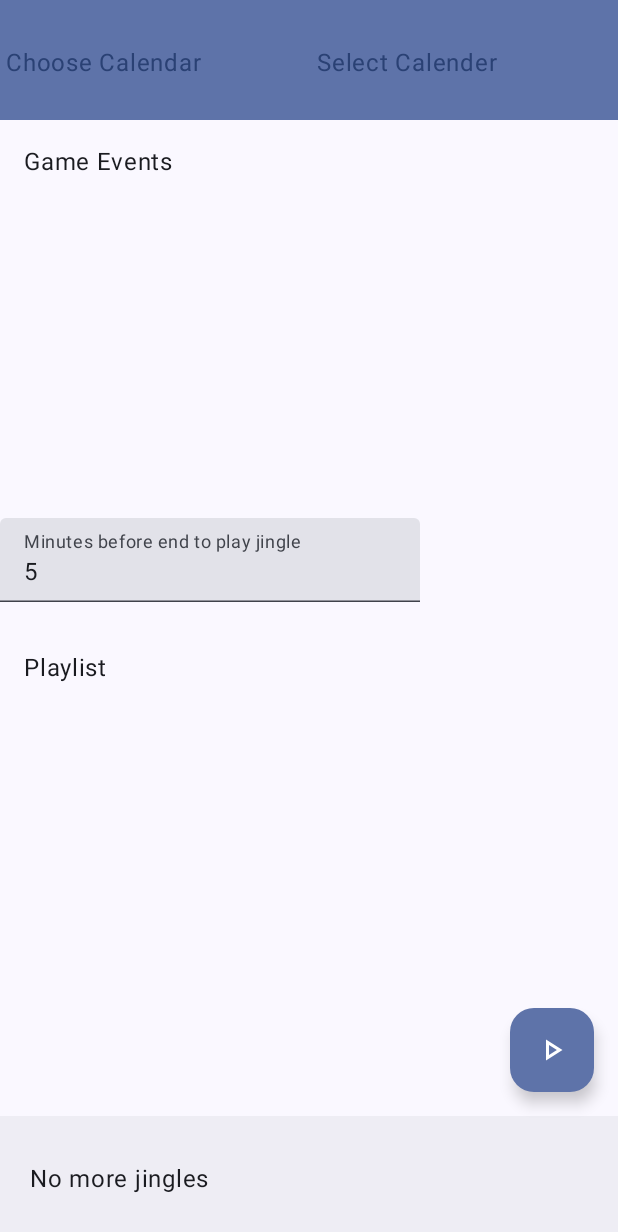
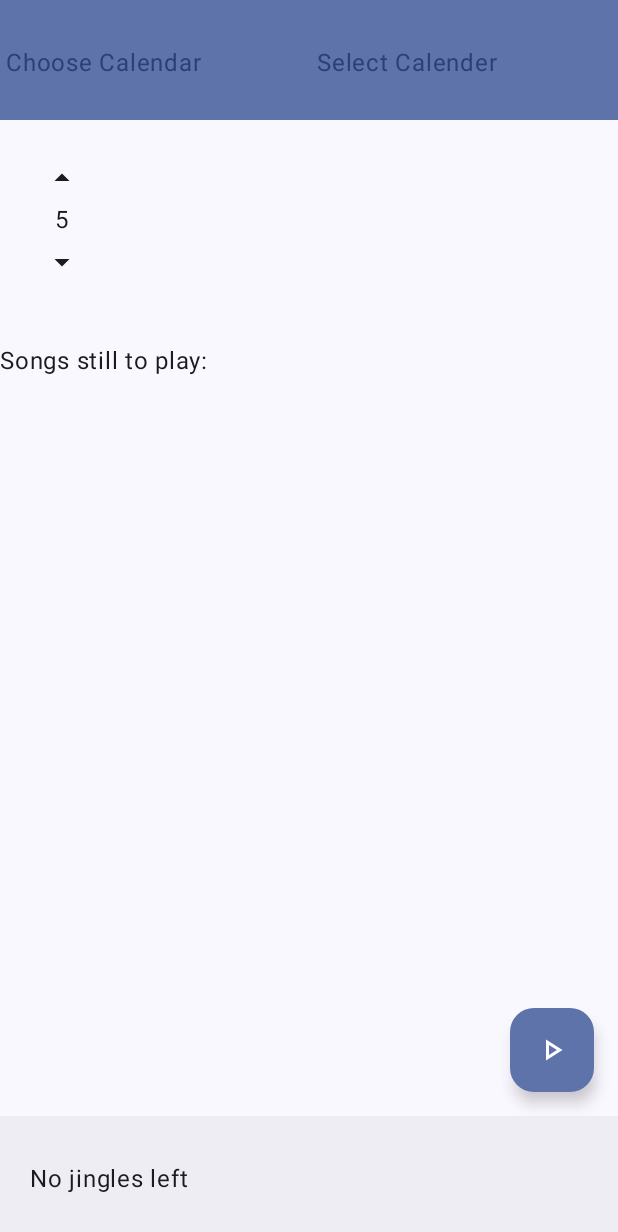
Before and after one commit to CountDyykki/jingleplayerapp, an Android app built with Jetpack Compose: the screen it shows after launch (MainActivity), on a phone screen of 412 x 824 dp. Shown: the top 1232 px of the screen. Run offline under Robolectric (Android 15) with nearby library versions, the phone set to English and light mode, and no system bars.

Commit message:
Playlist überarbeitet. Nummer spinner zur Auswahl eingeführt. Scheduler erstmalig umgesetzt, so dass zu der vorgegebenen Zeit ein jingle abspielbar ist.

```diff
--- a/app/build.gradle.kts
+++ b/app/build.gradle.kts
@@ -12,7 +12,7 @@ android {
 
     defaultConfig {
         applicationId = "com.example.jingleplayerapp"
-        minSdk = 24
+        minSdk = 26
         targetSdk = 36
         versionCode = 1
         versionName = "1.0"
@@ -51,6 +51,8 @@ dependencies {
     implementation(libs.androidx.compose.ui.tooling.preview)
     implementation(libs.androidx.compose.material3)
     implementation(libs.androidx.material3)
+    implementation(libs.androidx.compose.material)
+    implementation(libs.androidx.compose.foundation.layout)
     testImplementation(libs.junit)
     androidTestImplementation(libs.androidx.junit)
     androidTestImplementation(libs.androidx.espresso.core)
--- /dev/null
+++ b/app/src/main/java/com/example/jingleplayerapp/ComposeNumberPicker.kt
@@ -0,0 +1,178 @@
+package com.example.jingleplayerapp
+import androidx.compose.foundation.layout.Box
+import androidx.compose.foundation.layout.Column
+import androidx.compose.material3.Icon
+import androidx.compose.material3.Text
+import androidx.compose.animation.core.Animatable
+import androidx.compose.animation.core.AnimationResult
+import androidx.compose.animation.core.AnimationVector1D
+import androidx.compose.animation.core.DecayAnimationSpec
+import androidx.compose.animation.core.calculateTargetValue
+import androidx.compose.animation.core.exponentialDecay
+import androidx.compose.foundation.gestures.Orientation
+import androidx.compose.foundation.gestures.detectTapGestures
+import androidx.compose.foundation.gestures.draggable
+import androidx.compose.foundation.gestures.rememberDraggableState
+import androidx.compose.foundation.layout.Spacer
+import androidx.compose.foundation.layout.height
+import androidx.compose.foundation.layout.offset
+import androidx.compose.foundation.layout.wrapContentSize
+import androidx.compose.material3.LocalTextStyle
+import androidx.compose.material3.ProvideTextStyle
+import androidx.compose.runtime.Composable
+import androidx.compose.runtime.MutableState
+import androidx.compose.runtime.remember
+import androidx.compose.ui.Alignment
+import androidx.compose.ui.Modifier
+import androidx.compose.ui.res.painterResource
+import androidx.compose.ui.unit.dp
+import androidx.compose.runtime.rememberCoroutineScope
+import androidx.compose.ui.draw.alpha
+import androidx.compose.ui.input.pointer.pointerInput
+import androidx.compose.ui.platform.LocalDensity
+import androidx.compose.ui.text.TextStyle
+import androidx.compose.ui.unit.IntOffset
+import kotlinx.coroutines.launch
+import kotlin.math.abs
+import kotlin.math.roundToInt
+
+@Composable
+fun NumberPicker(
+    state: MutableState<Int>,
+    modifier: Modifier = Modifier,
+    range: IntRange? = null,
+    textStyle: TextStyle = LocalTextStyle.current,
+    onStateChanged: (Int) -> Unit = {},
+) {
+    val coroutineScope = rememberCoroutineScope()
+    val numbersColumnHeight = 36.dp
+    val halvedNumbersColumnHeight = numbersColumnHeight / 2
+    val halvedNumbersColumnHeightPx = with(LocalDensity.current) { halvedNumbersColumnHeight.toPx() }
+
+    fun animatedStateValue(offset: Float): Int = state.value - (offset / halvedNumbersColumnHeightPx).toInt()
+
+    val animatedOffset = remember { Animatable(0f) }.apply {
+        if (range != null) {
+            val offsetRange = remember(state.value, range) {
+                val value = state.value
+                val first = -(range.last - value) * halvedNumbersColumnHeightPx
+                val last = -(range.first - value) * halvedNumbersColumnHeightPx
+                first..last
+            }
+            updateBounds(offsetRange.start, offsetRange.endInclusive)
+        }
+    }
+    val coercedAnimatedOffset = animatedOffset.value % halvedNumbersColumnHeightPx
+    val animatedStateValue = animatedStateValue(animatedOffset.value)
+
+    Column(
+        modifier = modifier
+            .wrapContentSize()
+            .draggable(
+                orientation = Orientation.Vertical,
+                state = rememberDraggableState { deltaY ->
+                    coroutineScope.launch {
+                        animatedOffset.snapTo(animatedOffset.value + deltaY)
+                    }
+                },
+                onDragStopped = { velocity ->
+                    coroutineScope.launch {
+                        val endValue = animatedOffset.fling(
+                            initialVelocity = velocity,
+                            animationSpec = exponentialDecay(frictionMultiplier = 20f),
+                            adjustTarget = { target ->
+                                val coercedTarget = target % halvedNumbersColumnHeightPx
+                                val coercedAnchors = listOf(-halvedNumbersColumnHeightPx, 0f, halvedNumbersColumnHeightPx)
+                                val coercedPoint = coercedAnchors.minByOrNull { abs(it - coercedTarget) }!!
+                                val base = halvedNumbersColumnHeightPx * (target / halvedNumbersColumnHeightPx).toInt()
+                                coercedPoint + base
+                            }
+                        ).endState.value
+
+                        state.value = animatedStateValue(endValue)
+                        onStateChanged(state.value)
+                        animatedOffset.snapTo(0f)
+                    }
+                }
+            )
+    ) {
+        val spacing = 4.dp
+
+
+        Icon(
+            painter = painterResource(R.drawable.arrow_drop_up_24px),
+            contentDescription = "Play",
+        )
+
+        Spacer(modifier = Modifier.height(spacing))
+
+        Box(
+            modifier = Modifier
+                .align(Alignment.CenterHorizontally)
+                .offset { IntOffset(x = 0, y = coercedAnimatedOffset.roundToInt()) }
+        ) {
+            val baseLabelModifier = Modifier.align(Alignment.Center)
+            ProvideTextStyle(textStyle) {
+                Label(
+                    text = (animatedStateValue - 1).toString(),
+                    modifier = baseLabelModifier
+                        .offset(y = -halvedNumbersColumnHeight)
+                        .alpha(coercedAnimatedOffset / halvedNumbersColumnHeightPx)
+                )
+                Label(
+                    text = animatedStateValue.toString(),
+                    modifier = baseLabelModifier
+                        .alpha(1 - abs(coercedAnimatedOffset) / halvedNumbersColumnHeightPx)
+                )
+                Label(
+                    text = (animatedStateValue + 1).toString(),
+                    modifier = baseLabelModifier
+                        .offset(y = halvedNumbersColumnHeight)
+                        .alpha(-coercedAnimatedOffset / halvedNumbersColumnHeightPx)
+                )
+            }
+        }
+
+        Spacer(modifier = Modifier.height(spacing))
+        Icon(
+            painter = painterResource(R.drawable.arrow_drop_down_24px),
+            contentDescription = "Play",
+        )
+    }
+}
+
+@Composable
+private fun Label(text: String, modifier: Modifier) {
+    Text(
+        text = text,
+        modifier = modifier.pointerInput(Unit) {
+            detectTapGestures(onLongPress = {
+                // FIXME: Empty to disable text selection
+            })
+        }
+    )
+}
+
+private suspend fun Animatable<Float, AnimationVector1D>.fling(
+    initialVelocity: Float,
+    animationSpec: DecayAnimationSpec<Float>,
+    adjustTarget: ((Float) -> Float)?,
+    block: (Animatable<Float, AnimationVector1D>.() -> Unit)? = null,
+): AnimationResult<Float, AnimationVector1D> {
+    val targetValue = animationSpec.calculateTargetValue(value, initialVelocity)
+    val adjustedTarget = adjustTarget?.invoke(targetValue)
+
+    return if (adjustedTarget != null) {
+        animateTo(
+            targetValue = adjustedTarget,
+            initialVelocity = initialVelocity,
+            block = block
+        )
+    } else {
+        animateDecay(
+            initialVelocity = initialVelocity,
+            animationSpec = animationSpec,
+            block = block,
+        )
+    }
+}
--- a/app/src/main/java/com/example/jingleplayerapp/MainActivity.kt
+++ b/app/src/main/java/com/example/jingleplayerapp/MainActivity.kt
@@ -3,12 +3,10 @@ package com.example.jingleplayerapp
 import android.content.Context
 import android.util.Log
 import android.database.Cursor
-import android.os.Build
 import android.os.Bundle
 import android.provider.CalendarContract
 import androidx.activity.ComponentActivity
 import androidx.activity.compose.setContent
-import androidx.annotation.RequiresApi
 import androidx.compose.foundation.clickable
 import androidx.compose.foundation.layout.Arrangement
 import androidx.compose.foundation.layout.Box
@@ -16,35 +14,29 @@ import androidx.compose.foundation.layout.Column
 import androidx.compose.foundation.layout.Row
 import androidx.compose.foundation.layout.fillMaxSize
 import androidx.compose.foundation.layout.padding
-import java.time.Duration
 import androidx.compose.material3.BottomAppBar
 import androidx.compose.material3.DropdownMenu
 import androidx.compose.material3.DropdownMenuItem
-
 import androidx.compose.material3.FloatingActionButton
-
 import androidx.compose.material3.Icon
 import androidx.compose.material3.MaterialTheme
-
 import androidx.compose.material3.Scaffold
-
 import androidx.compose.material3.Text
-
 import android.media.MediaPlayer
 import androidx.compose.foundation.layout.fillMaxHeight
 import androidx.compose.foundation.layout.fillMaxWidth
 import androidx.compose.foundation.lazy.LazyColumn
 import androidx.compose.foundation.lazy.items
-import androidx.compose.foundation.text.KeyboardOptions
-import androidx.compose.material3.TextField
+
 import androidx.compose.runtime.Composable
 import androidx.compose.runtime.DisposableEffect
-import androidx.compose.runtime.LaunchedEffect
+
 import androidx.compose.runtime.MutableState
+import androidx.compose.runtime.getValue
+import androidx.compose.runtime.mutableIntStateOf
 import androidx.compose.runtime.mutableStateOf
 import androidx.compose.runtime.remember
 import androidx.compose.ui.Alignment
-
 import androidx.compose.ui.Modifier
 import androidx.compose.ui.platform.LocalContext
 import androidx.compose.ui.res.painterResource
@@ -52,23 +44,22 @@ import androidx.compose.ui.unit.dp
 import com.example.jingleplayerapp.ui.theme.JingleplayerappTheme
 import androidx.compose.runtime.mutableLongStateOf
 import androidx.compose.runtime.mutableStateListOf
-import androidx.compose.ui.text.input.KeyboardType
-import kotlinx.coroutines.delay
+import androidx.compose.runtime.setValue
+
 import java.time.Instant
 import java.time.LocalDateTime
 import java.time.ZoneId
+import java.time.Duration
 
 
-data class Jingle(val name: String, val type: String, val start: LocalDateTime)
-data class Game(val name: String,  val start: LocalDateTime,val end: LocalDateTime)
 
-data class Nextsong(val name:String, val type: String, val duration: Duration)
+data class Jingle(val name: String, val type: String, val start: Instant)
+data class Game(val name: String,  val start: Instant,val end: Instant)
+
+data class Songtoplay(val name:String, val type:String)
 
 class MainActivity : ComponentActivity() {
-    @RequiresApi(Build.VERSION_CODES.O)
-    lateinit var mediaPlayer: MediaPlayer
 
-    @RequiresApi(Build.VERSION_CODES.O)
     override fun onCreate(savedInstanceState: Bundle?) {
         super.onCreate(savedInstanceState)
         setContent {
@@ -78,16 +69,16 @@ class MainActivity : ComponentActivity() {
         }
     }
 
-    @RequiresApi(Build.VERSION_CODES.O)
+
     override fun onDestroy() {
         super.onDestroy()
     }
 }
 
 @Composable
-@RequiresApi(Build.VERSION_CODES.O)
+
 fun Mainmenu(context: Context) {
-    var delayminutes = remember { mutableStateOf("5") }
+    val delayminutes = remember { mutableIntStateOf(5) }
     val jingleslist = remember { mutableStateListOf<Jingle>() }
     val gameslist =  remember {mutableStateListOf<Game>()}
     Scaffold(
@@ -102,10 +93,10 @@ fun Mainmenu(context: Context) {
                     })
         },
         bottomBar = {
-            var nextsong = remember {mutableStateOf<Nextsong>(Nextsong("","Start", Duration.ZERO))}
+            val songtoplay = remember {mutableStateOf<Songtoplay>(Songtoplay("","Start"))}
             BottomAppBar(
                 content = {
-                    FindNextSong(jingleslist,nextsong)
+                    FindNextSong(context,jingleslist,songtoplay)
                 })
 
         },
@@ -118,7 +109,7 @@ fun Mainmenu(context: Context) {
                 .padding(innerPadding),
             verticalArrangement = Arrangement.spacedBy(16.dp),
         ) {
-            ShowCalenderEvents(gameslist)
+            // ShowCalenderEvents(gameslist)
             CreatePlayList(gameslist,jingleslist,delayminutes)
         }
     }
@@ -134,7 +125,7 @@ fun FAB() {
     }
 }
 
-@RequiresApi(Build.VERSION_CODES.O)
+
 @Composable
 fun LoadCalenderEvents(gameslist:MutableList<Game>) {
     Log.i("LoadCalenderEvents", "Fire Composable")
@@ -150,8 +141,8 @@ fun LoadCalenderEvents(gameslist:MutableList<Game>) {
         mutableStateOf(0)
     }
 
-    var calnames =  remember {mutableListOf<String>("Select Calender")}
-    var calmap =  remember {mutableMapOf<String, Long>()}
+    val calnames =  remember {mutableListOf<String>("Select Calender")}
+    val calmap =  remember {mutableMapOf<String, Long>()}
 
 
 
@@ -192,8 +183,8 @@ fun LoadCalenderEvents(gameslist:MutableList<Game>) {
                     )
                     calendarscursor?.apply {
                         while (moveToNext()) {
-                            var displayname = getString(PROJECTION_DISPLAY_NAME_INDEX)
-                            var id = getLong(PROJECTION_ID_INDEX)
+                            val displayname = getString(PROJECTION_DISPLAY_NAME_INDEX)
+                            val id = getLong(PROJECTION_ID_INDEX)
                             calnames.add(displayname)
                             calmap.put(displayname, id)
                         }
@@ -239,9 +230,9 @@ fun LoadCalenderEvents(gameslist:MutableList<Game>) {
                             val EVENTPROJECTION_DTEND_INDEX = 2
                             // val EVENTPROJECTION_TZ_INDEX= 3
                             // val EVENTPROJECTION_TZEND_INDEX= 4
-                            var calId = calIdstate.value.toString()
+                            val calId = calIdstate.value.toString()
                             val urievent = CalendarContract.Events.CONTENT_URI
-                            val selectionevent: String = "${CalendarContract.Events.CALENDAR_ID}=${calId}"
+                            val selectionevent = "${CalendarContract.Events.CALENDAR_ID}=${calId}"
                             val eventscursor: Cursor? = context.contentResolver.query(
                                 urievent,
                                 EVENTPROJECTION,
@@ -270,14 +261,10 @@ fun LoadCalenderEvents(gameslist:MutableList<Game>) {
                                             //val eventtzend = getString(EVENTPROJECTION_TZEND_INDEX)
 
                                             val eventstartdatetime = Instant.ofEpochMilli(eventstart)
-                                                //.atZone(ZoneId.of(eventtz))
-                                                .atZone(ZoneId.systemDefault())
-                                                .toLocalDateTime()
+
 
                                             val eventenddatetime = Instant.ofEpochMilli(eventend)
-                                                //.atZone(ZoneId.of(eventtzend))
-                                                .atZone(ZoneId.systemDefault())
-                                                .toLocalDateTime()
+
                                             val game = Game(eventtitle, eventstartdatetime, eventenddatetime)
                                             gameslist.add(game)
                                         }
@@ -302,141 +289,132 @@ fun LoadCalenderEvents(gameslist:MutableList<Game>) {
     }
 }
 
-@RequiresApi(Build.VERSION_CODES.O)
-@Composable
-// https://stackoverflow.com/questions/76465858/how-to-access-state-from-another-composable-in-jetpack-compose
-fun ShowCalenderEvents(gameslist:MutableList<Game>) {
 
 
-            Text(
-            text = "Game Events",
-            modifier = Modifier.padding(16.dp)
+
+@Composable
+
+fun CreatePlayList(gameslist: List<Game>, playlist: MutableList<Jingle>, delayminutes:MutableState<Int>) {
+
+    Log.i("CreatePlayList","Create Jingle list with ${gameslist.size} game(s) and delay of ${delayminutes}" )
+
+
+     //   LaunchedEffect(Unit) {
+       //     while (true) {
+                playlist.clear()
+                for (index in gameslist.indices) {
+                    val now = Instant.now()
+                    val game: Game = gameslist[index]
+
+                    val jinglestart = Jingle(game.name, "Start", game.start)
+                    val jingleend = Jingle(game.name, "End", game.end)
+                    val enventdeltaenddatetime =
+                        game.end.minusSeconds(delayminutes.value.toLong() * 60)
+                    val jingledeltaend =
+                        Jingle(game.name, "DeltaEnd", enventdeltaenddatetime)
+
+                    if (now.isBefore(jinglestart.start)) {
+                        playlist.add(jinglestart)
+                    }
+                    if (now.isBefore(jingleend.start)) {
+                        playlist.add(jingleend)
+                    }
+                    if (now.isBefore(jingledeltaend.start)) {
+                        if (delayminutes.value.toLong() > 0) {
+                            playlist.add(jingledeltaend)
+                        }
+                    }
+                    playlist.sortBy { it.start }
+                    Log.i("CreatePlayList", "${playlist.size} jingles added to Playlist")
+                    // delay(10000)
+
+                }
+
+
+     //       }
+     //   }
+    Box(modifier = Modifier.fillMaxSize(0.2f)) {
+        NumberPicker(
+            // state = remember { mutableStateOf(5) },
+            state =  delayminutes ,
+            range = 0..30,
+            modifier = Modifier.align(Alignment.Center)
         )
-        LazyColumn( modifier = Modifier
-            .fillMaxWidth()
-            .fillMaxHeight(0.3f) ) {
-            items(gameslist) { game ->
-                Text(text = game.name + ":" + game.start, modifier = Modifier.padding(8.dp))
-            }
-        }
-
     }
 
-@RequiresApi(Build.VERSION_CODES.O)
-@Composable
-fun CreatePlayList(gameslist: List<Game>, jingleslist: MutableList<Jingle>, delayminutes:MutableState<String>) {
-    Log.i("CreatePlayList","Create Jingle list with ${gameslist.size} game(s) and delay of ${delayminutes}" )
-    jingleslist.clear()
-    for (index in gameslist.indices) {
-        val game: Game = gameslist[index]
-        val jinglestart = Jingle(game.name, "Start", game.start)
-        val jingleend = Jingle(game.name, "End", game.end)
-        val enventdeltaenddatetime =
-            game.end.minusMinutes(delayminutes.value.toLong())
-        val jingledeltaend =
-            Jingle(game.name, "DeltaEnd", enventdeltaenddatetime)
-        jingleslist.add(jinglestart)
-        jingleslist.add(jingleend)
-        if (delayminutes.value.toLong() > 0) {
-            jingleslist.add(jingledeltaend)
-        }
-    }
-    // sort by Start of jingle
-    jingleslist.sortBy { it.start}
-    Log.i("CreatePlayList","${jingleslist.size} jingles added to Playlist")
-    TextField(
-        value = delayminutes.value,
-        onValueChange = { newValue ->
-            // Ensure the input is an integer
-            if (newValue.toIntOrNull() != null || newValue.isEmpty()) {
-                delayminutes.value = newValue
-            }
-        },
-        label = { Text("Minutes before end to play jingle") },
-        keyboardOptions = KeyboardOptions(keyboardType = KeyboardType.Number)
-    )
     Text(
-        text = "Playlist",
-        modifier = Modifier.padding(16.dp)
+        text = "Songs still to play:",
+        // modifier = Modifier.padding(16.dp)
     )
     LazyColumn( modifier = Modifier
         .fillMaxWidth()
-        .fillMaxHeight(0.3f)
+        .fillMaxHeight(0.9f)
          ) {
-        items(jingleslist) { jingle ->
-            Text(text = jingle.name + " " + jingle.type + " "+ jingle.start, modifier = Modifier.padding(8.dp))
+        items(playlist) { jingle ->
+            Text(text = jingle.name + " " + jingle.type + " "+ LocalDateTime.ofInstant(jingle.start,
+               ZoneId.systemDefault()), modifier = Modifier.padding(8.dp))
         }
 
     }
 }
 
 
-@RequiresApi(Build.VERSION_CODES.O)
+
 @Composable
-fun FindNextSong(jingleslist: List<Jingle>, nextsong: MutableState<Nextsong>) {
-    Log.i("FindNextSong","Starting Scheduler with ${jingleslist.size} jingles" )
+fun FindNextSong(context:Context, playlist: List<Jingle>, nextsong: MutableState<Songtoplay>) {
+    Log.i("FindNextSong", "Starting Scheduler with ${playlist.size} jingles")
+    val songtoplay = remember {mutableStateOf<Songtoplay>(Songtoplay("","Start"))}
+    var textit by remember { mutableStateOf("") }
+    //LaunchedEffect(Unit) {
+    //    while(true){
+            if (playlist.isNotEmpty()) {
+                val now = Instant.now()
+                val nextjingle = playlist.first()
+                val duration =Duration.between(now,nextjingle.start)
+                nextsong.value = Songtoplay(nextjingle.name, nextjingle.type)
+                textit = "${nextjingle.name}/${nextjingle.type}: Start in ${duration.toMinutes()} min."
+                Log.i(
+                    "LaunchedEffect",
+                    "First jingle with positive duration: ${nextjingle.name}, Time to start: ${duration.toMinutes()} minutes"
+                )
+                // wenn die playlist einen weiterspringt
+                if (songtoplay.value != nextsong.value){
+                // spiele den song davor einmal ab
+                    PlaySound(context,songtoplay.value)
+                songtoplay.value=nextsong.value
+                }
+            } else {
+                Log.i("LaunchedEffect", "No jingle with positive duration found.")
+                textit = "No jingles left"
+            }
 
-    val now = LocalDateTime.now()
+      //      delay(10000)
+      //  }
+    //}
+        Text(
+            text = textit,
+            modifier = Modifier.padding(16.dp)
+        )
 
-    val firstPositiveDurationJingle = jingleslist
-        .map { jingle ->
-            val duration = Duration.between(now, jingle.start)
-            jingle to duration
-        }
-        .firstOrNull { (_, duration) -> !duration.isNegative }
-    var textit = ""
-    if (firstPositiveDurationJingle != null) {
-        val (nextjingle, nextjingleduration) = firstPositiveDurationJingle
-
-        nextsong.value=Nextsong(nextjingle.name,nextjingle.type,nextjingleduration)
-        textit = "${nextjingle.name}: Start in ${nextjingleduration.toMinutes()} min"
-        Log.i("FindNextSong","First jingle with positive duration: ${nextjingle.name}, Time to start: ${nextjingleduration.toMinutes()} minutes")
-    } else {
-        Log.i("FindNextSong","No jingle with positive duration found.")
-        textit = "No more jingles"
-    }
-    Text(
-        text =textit ,
-        modifier = Modifier.padding(16.dp)
-    )
 }
 
 
-@RequiresApi(Build.VERSION_CODES.O)
 @Composable
-fun Countdown(nextsong: Nextsong){
-    Log.i("countdown","Starting Countdown" )
-    val context = LocalContext.current
-    var isTimeReached =false
+fun PlaySound(context:Context,songtoplay: Songtoplay) {
 
-    LaunchedEffect(Unit) {
-        while (nextsong.duration.toMillis()>5000){
-            delay(1000)
-        }
-        isTimeReached=true
-    }
-    if(isTimeReached){PlaySound(context,nextsong)}
-}
 
-@RequiresApi(Build.VERSION_CODES.O)
-@Composable
-fun PlaySound(context:Context,nextsong: Nextsong) {
-    // val context = LocalContext.current
-    // which sounds should be played
+    val mediaPlayer = remember { MediaPlayer.create(context, R.raw.sound) }
     val soundMap = mutableMapOf(
         "Start" to R.raw.sound,
         "End" to R.raw.soundend,
         "DeltaEnd" to R.raw.sound5min
     )
-    val songId = soundMap[nextsong.type]
-    if (songId != null) {
-        val mediaPlayer = remember { MediaPlayer.create(context, songId) }
+    val soundId=soundMap[songtoplay.type]
+    if (soundId!=null) {
+        val mediaPlayer = remember { MediaPlayer.create(context, soundId) }
         mediaPlayer.start()
-        Log.i("PlaySound", "Playing sound: ${nextsong.name}")
+        Log.i("PlaySound", "Playing ${songtoplay.type}-jingle for ${songtoplay.name} ")
     }
-    val mediaPlayer = remember { MediaPlayer.create(context, R.raw.sound) }
-    mediaPlayer.start()
-
     // Button to play sound
     /*
     IconButton(onClick = {mediaPlayer.start() }) {
--- /dev/null
+++ b/app/src/main/res/drawable/arrow_drop_down_24px.xml
@@ -0,0 +1,10 @@
+<vector xmlns:android="http://schemas.android.com/apk/res/android"
+    android:width="24dp"
+    android:height="24dp"
+    android:viewportWidth="960"
+    android:viewportHeight="960"
+    android:tint="@android:attr/colorControlNormal">
+  <path
+      android:fillColor="@android:color/white"
+      android:pathData="M480,600L280,400L680,400L480,600Z"/>
+</vector>
--- /dev/null
+++ b/app/src/main/res/drawable/arrow_drop_up_24px.xml
@@ -0,0 +1,10 @@
+<vector xmlns:android="http://schemas.android.com/apk/res/android"
+    android:width="24dp"
+    android:height="24dp"
+    android:viewportWidth="960"
+    android:viewportHeight="960"
+    android:tint="@android:attr/colorControlNormal">
+  <path
+      android:fillColor="@android:color/white"
+      android:pathData="M280,560L480,360L680,560L280,560Z"/>
+</vector>
--- a/settings.gradle.kts
+++ b/settings.gradle.kts
@@ -8,6 +8,9 @@ pluginManagement {
             }
         }
         mavenCentral()
+        maven {
+            url = uri("https://mvnrepository.com/")
+        }
         gradlePluginPortal()
     }
 }
@@ -16,6 +19,7 @@ dependencyResolutionManagement {
     repositories {
         google()
         mavenCentral()
+        maven("https://mvnrepository.com/")
     }
 }
 
```
Also changed, not shown: gradle/libs.versions.toml (+6 -3 lines), app/src/main/java/com/example/jingleplayerapp/ReadCalendar.kt (added).
